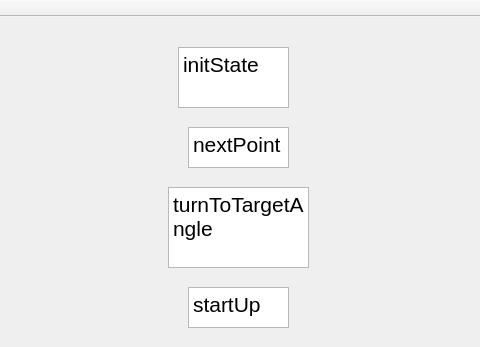
The window that Source/MDesignQtGUI/mainwindow.ui (abz271/MDesignSS18) describes before a commit, drawn with Qt 5; both pictures show x 512 to 992 and y 0 to 347 of the 992 by 655 pixel window.
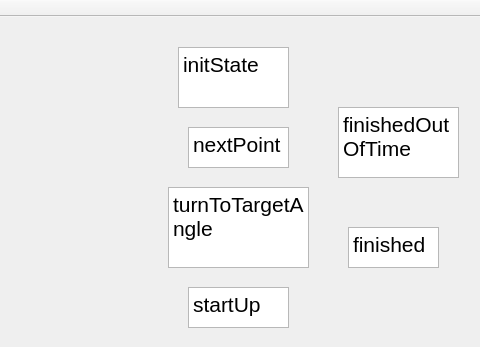
The same window after the commit.

What changed in the file:
```diff
--- a/Source/MDesignQtGUI/mainwindow.ui
+++ b/Source/MDesignQtGUI/mainwindow.ui
@@ -103,7 +103,7 @@
 &lt;p style=&quot; margin-top:0px; margin-bottom:0px; margin-left:0px; margin-right:0px; -qt-block-indent:0; text-indent:0px;&quot;&gt;&lt;span style=&quot; font-size:16pt;&quot;&gt;driveStraightRegulated&lt;/span&gt;&lt;/p&gt;&lt;/body&gt;&lt;/html&gt;</string>
     </property>
    </widget>
-   <widget class="QTextBrowser" name="avoidCrash&#10;">
+   <widget class="QTextBrowser" name="avoidCrash">
     <property name="geometry">
      <rect>
       <x>690</x>
@@ -254,6 +254,40 @@
      <string/>
     </property>
    </widget>
+   <widget class="QTextBrowser" name="finishedOutOfTime">
+    <property name="geometry">
+     <rect>
+      <x>850</x>
+      <y>90</y>
+      <width>121</width>
+      <height>71</height>
+     </rect>
+    </property>
+    <property name="html">
+     <string>&lt;!DOCTYPE HTML PUBLIC &quot;-//W3C//DTD HTML 4.0//EN&quot; &quot;http://www.w3.org/TR/REC-html40/strict.dtd&quot;&gt;
+&lt;html&gt;&lt;head&gt;&lt;meta name=&quot;qrichtext&quot; content=&quot;1&quot; /&gt;&lt;style type=&quot;text/css&quot;&gt;
+p, li { white-space: pre-wrap; }
+&lt;/style&gt;&lt;/head&gt;&lt;body style=&quot; font-family:'MS Shell Dlg 2'; font-size:8.25pt; font-weight:400; font-style:normal;&quot;&gt;
+&lt;p style=&quot; margin-top:0px; margin-bottom:0px; margin-left:0px; margin-right:0px; -qt-block-indent:0; text-indent:0px;&quot;&gt;&lt;span style=&quot; font-size:16pt;&quot;&gt;finishedOutOfTime&lt;/span&gt;&lt;/p&gt;&lt;/body&gt;&lt;/html&gt;</string>
+    </property>
+   </widget>
+   <widget class="QTextBrowser" name="finished">
+    <property name="geometry">
+     <rect>
+      <x>860</x>
+      <y>210</y>
+      <width>91</width>
+      <height>41</height>
+     </rect>
+    </property>
+    <property name="html">
+     <string>&lt;!DOCTYPE HTML PUBLIC &quot;-//W3C//DTD HTML 4.0//EN&quot; &quot;http://www.w3.org/TR/REC-html40/strict.dtd&quot;&gt;
+&lt;html&gt;&lt;head&gt;&lt;meta name=&quot;qrichtext&quot; content=&quot;1&quot; /&gt;&lt;style type=&quot;text/css&quot;&gt;
+p, li { white-space: pre-wrap; }
+&lt;/style&gt;&lt;/head&gt;&lt;body style=&quot; font-family:'MS Shell Dlg 2'; font-size:8.25pt; font-weight:400; font-style:normal;&quot;&gt;
+&lt;p style=&quot; margin-top:0px; margin-bottom:0px; margin-left:0px; margin-right:0px; -qt-block-indent:0; text-indent:0px;&quot;&gt;&lt;span style=&quot; font-size:16pt;&quot;&gt;finished&lt;/span&gt;&lt;/p&gt;&lt;/body&gt;&lt;/html&gt;</string>
+    </property>
+   </widget>
   </widget>
   <widget class="QMenuBar" name="menuBar">
    <property name="geometry">
```
